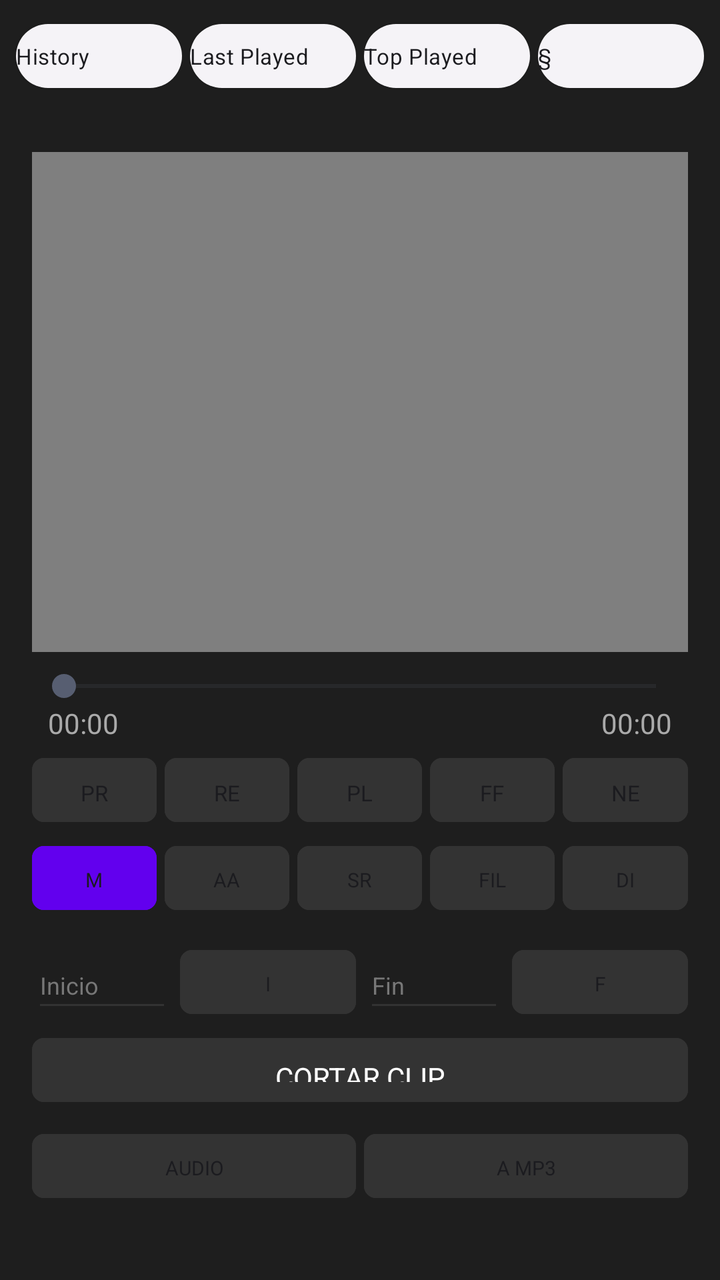
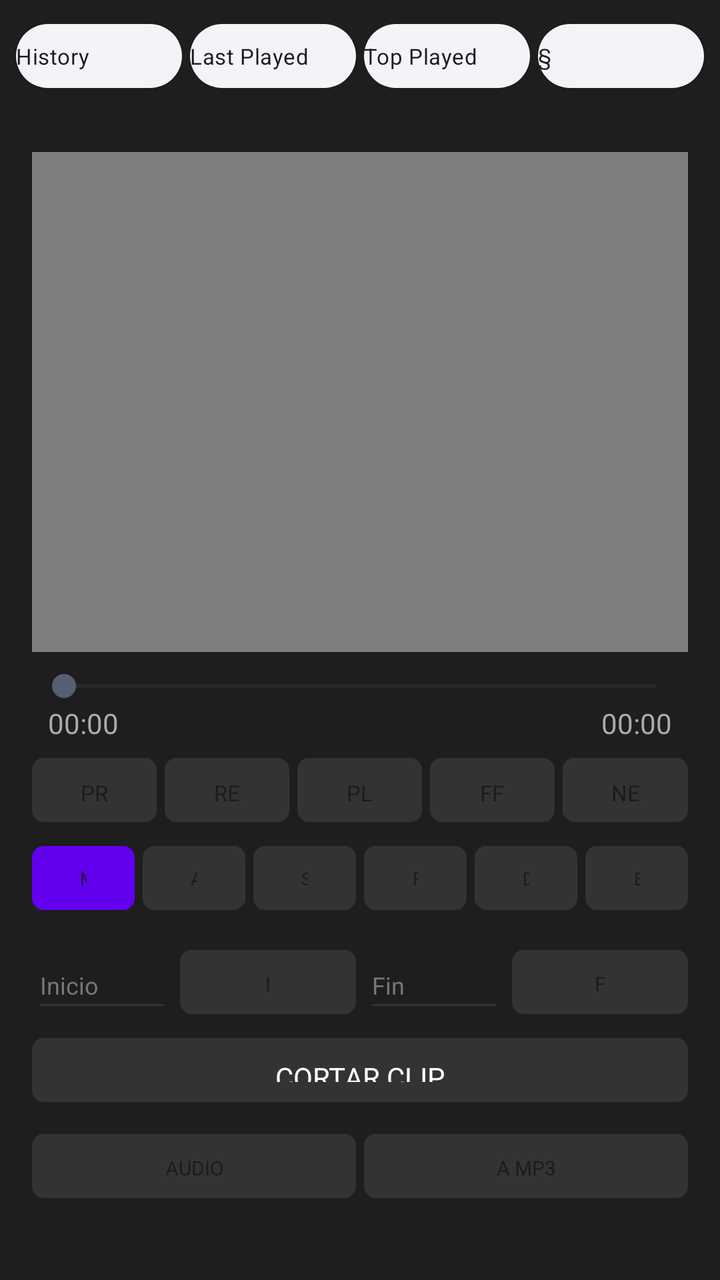

Two renders of the same Android screen: before a commit and after it. Below are the layout's source before the change and the commit's diff.
<!-- AndroidManifest.xml: application theme Theme.RetroMusic.MD3 -->
<!-- res/layout/home_content.xml -->
<?xml version="1.0" encoding="utf-8"?>
<LinearLayout xmlns:android="http://schemas.android.com/apk/res/android"
    android:layout_width="match_parent"
    android:layout_height="match_parent"
    android:orientation="vertical"
    android:background="#1E1E1E"
    android:focusable="true"
    android:focusableInTouchMode="true">

    <include
        android:id="@+id/abs_playlists"
        layout="@layout/abs_playlists" />

    <LinearLayout
        android:layout_width="match_parent"
        android:layout_height="wrap_content"
        android:orientation="vertical"
        android:padding="16dp">

        <FrameLayout
            android:id="@+id/videoContainer"
            android:layout_width="match_parent"
            android:layout_height="250dp"
            android:background="#000000">

            <VideoView
                android:id="@+id/videoPlayer"
                android:layout_width="match_parent"
                android:layout_height="match_parent"
                android:layout_gravity="center" />

            <TextView
                android:id="@+id/tvSubtitleOverlay"
                android:layout_width="match_parent"
                android:layout_height="wrap_content"
                android:layout_gravity="bottom|center_horizontal"
                android:gravity="center"
                android:padding="16dp"
                android:textColor="#FFFFFF"
                android:textSize="18sp" />
        </FrameLayout>

        <SeekBar
            android:id="@+id/videoSeekBar"
            android:layout_width="match_parent"
            android:layout_height="wrap_content"
            android:layout_marginTop="8dp" />

        <LinearLayout
            android:layout_width="match_parent"
            android:layout_height="wrap_content"
            android:orientation="horizontal"
            android:paddingHorizontal="8dp">
            <TextView android:id="@+id/tvCurrentTime" android:layout_width="wrap_content" android:layout_height="wrap_content" android:text="00:00" android:textColor="#AAAAAA" />
            <Space android:layout_width="0dp" android:layout_height="wrap_content" android:layout_weight="1" />
            <TextView android:id="@+id/tvTotalTime" android:layout_width="wrap_content" android:layout_height="wrap_content" android:text="00:00" android:textColor="#AAAAAA" />
        </LinearLayout>

        
        <LinearLayout
            android:layout_width="match_parent"
            android:layout_height="wrap_content"
            android:orientation="horizontal"
            android:weightSum="5"
            android:layout_marginTop="4dp"> 
            <Button android:id="@+id/btnPrevVideo" android:layout_width="0dp" android:layout_height="40dp" android:layout_weight="1" android:layout_marginEnd="2dp" android:backgroundTint="#333333" android:text="PREV" android:textSize="11sp" />
            <Button android:id="@+id/btnRewindTime" android:layout_width="0dp" android:layout_height="40dp" android:layout_weight="1" android:layout_marginHorizontal="2dp" android:backgroundTint="#333333" android:text="REW" android:textSize="11sp" />
            <Button android:id="@+id/btnPlayPause" android:layout_width="0dp" android:layout_height="40dp" android:layout_weight="1" android:layout_marginHorizontal="2dp" android:backgroundTint="#333333" android:text="PLAY" android:textSize="11sp" />
            <Button android:id="@+id/btnForwardTime" android:layout_width="0dp" android:layout_height="40dp" android:layout_weight="1" android:layout_marginHorizontal="2dp" android:backgroundTint="#333333" android:text="FF" android:textSize="11sp" />
            <Button android:id="@+id/btnNextVideo" android:layout_width="0dp" android:layout_height="40dp" android:layout_weight="1" android:layout_marginStart="2dp" android:backgroundTint="#333333" android:text="NEXT" android:textSize="11sp" />
        </LinearLayout>

        <LinearLayout
            android:layout_width="match_parent"
            android:layout_height="wrap_content"
            android:orientation="horizontal"
            android:weightSum="5"
            android:layout_marginTop="4dp"> 
            <Button android:id="@+id/btnMixVideo" android:layout_width="0dp" android:layout_height="40dp" android:layout_weight="1" android:layout_marginEnd="2dp" android:backgroundTint="#6200EE" android:text="MKV" android:textSize="10sp" />
            <Button android:id="@+id/btnFullscreen" android:layout_width="0dp" android:layout_height="40dp" android:layout_weight="1" android:layout_marginHorizontal="2dp" android:backgroundTint="#333333" android:text="AAC" android:textSize="10sp" />
            <Button android:id="@+id/btnLoadSubtitles" android:layout_width="0dp" android:layout_height="40dp" android:layout_weight="1" android:layout_marginHorizontal="2dp" android:backgroundTint="#333333" android:text="SRT" android:textSize="10sp" />
            <Button android:id="@+id/btnOpenFile" android:layout_width="0dp" android:layout_height="40dp" android:layout_weight="1" android:layout_marginHorizontal="2dp" android:backgroundTint="#333333" android:text="FILE" android:textSize="10sp" />
            <Button android:id="@+id/btnChooseFolder" android:layout_width="0dp" android:layout_height="40dp" android:layout_weight="1" android:layout_marginStart="2dp" android:backgroundTint="#333333" android:text="DIR" android:textSize="10sp" />
        </LinearLayout>

        
        <LinearLayout
            android:layout_width="match_parent"
            android:layout_height="wrap_content"
            android:orientation="horizontal"
            android:layout_marginTop="12dp"
            android:gravity="center_vertical">
            <EditText android:id="@+id/etStartTime" android:layout_width="0dp" android:layout_weight="1" android:layout_height="40dp" android:hint="Inicio" android:textColor="#FFFFFF" android:textColorHint="#777777" android:textSize="12sp" android:inputType="text" android:backgroundTint="#333333" />
            <Button android:id="@+id/btnSetStart" android:layout_width="wrap_content" android:layout_height="40dp" android:backgroundTint="#333333" android:text="I" android:textSize="10sp" android:layout_marginHorizontal="4dp" />
            <EditText android:id="@+id/etEndTime" android:layout_width="0dp" android:layout_weight="1" android:layout_height="40dp" android:hint="Fin" android:textColor="#FFFFFF" android:textColorHint="#777777" android:textSize="12sp" android:inputType="text" android:backgroundTint="#333333" />
            <Button android:id="@+id/btnSetEnd" android:layout_width="wrap_content" android:layout_height="40dp" android:backgroundTint="#333333" android:text="F" android:textSize="10sp" android:layout_marginStart="4dp" />
        </LinearLayout>
        <Button android:id="@+id/btnSplit" android:layout_width="match_parent" android:layout_height="40dp" android:backgroundTint="#333333" android:text="CORTAR CLIP" android:textColor="#FFFFFF" android:layout_marginTop="4dp" />

        
        <LinearLayout
            android:layout_width="match_parent"
            android:layout_height="wrap_content"
            android:orientation="horizontal"
            android:layout_marginTop="8dp">
            <Button android:id="@+id/btnSelectAudio" android:layout_width="0dp" android:layout_weight="1" android:layout_height="40dp" android:backgroundTint="#333333" android:text="AUDIO" android:textSize="10sp" android:layout_marginEnd="4dp" />
            <Button android:id="@+id/btnConvert" android:layout_width="0dp" android:layout_weight="1" android:layout_height="40dp" android:backgroundTint="#333333" android:text="A MP3" android:textSize="10sp" />
        </LinearLayout>

        <androidx.recyclerview.widget.RecyclerView
            android:id="@+id/rvDownloads"
            android:layout_width="match_parent"
            android:layout_height="wrap_content"
            android:layout_marginTop="16dp"
            android:paddingBottom="20dp" />
    </LinearLayout>
</LinearLayout>
<!-- res/layout/abs_playlists.xml (included above) -->
<?xml version="1.0" encoding="utf-8"?>
<androidx.constraintlayout.widget.ConstraintLayout xmlns:android="http://schemas.android.com/apk/res/android"
    xmlns:app="http://schemas.android.com/apk/res-auto"
    android:layout_width="match_parent"
    android:layout_height="wrap_content"
    android:paddingBottom="12dp">

    <com.google.android.material.button.MaterialButton
        android:id="@+id/history"
        style="@style/HomeActionButton"
        android:layout_width="0dp"
        android:layout_height="40dp"
        android:layout_marginStart="8dp"
        android:layout_marginTop="8dp"
        android:layout_marginEnd="4dp"
        android:text="History"
        android:textSize="11sp"
        android:padding="0dp"
        app:iconPadding="0dp"
        app:layout_constraintEnd_toStartOf="@+id/lastAdded"
        app:layout_constraintHorizontal_weight="1"
        app:layout_constraintStart_toStartOf="parent"
        app:layout_constraintTop_toTopOf="parent" />

    <com.google.android.material.button.MaterialButton
        android:id="@+id/lastAdded"
        style="@style/HomeActionButton"
        android:layout_width="0dp"
        android:layout_height="40dp"
        android:layout_marginTop="8dp"
        android:layout_marginEnd="4dp"
        android:text="Last Played"
        android:textSize="11sp"
        android:padding="0dp"
        app:iconPadding="0dp"
        app:layout_constraintEnd_toStartOf="@+id/topPlayed"
        app:layout_constraintHorizontal_weight="1"
        app:layout_constraintStart_toEndOf="@+id/history"
        app:layout_constraintTop_toTopOf="parent" />

    <com.google.android.material.button.MaterialButton
        android:id="@+id/topPlayed"
        style="@style/HomeActionButton"
        android:layout_width="0dp"
        android:layout_height="40dp"
        android:layout_marginTop="8dp"
        android:layout_marginEnd="4dp"
        android:text="Top Played"
        android:textSize="11sp"
        android:padding="0dp"
        app:iconPadding="0dp"
        app:layout_constraintEnd_toStartOf="@+id/actionShuffle"
        app:layout_constraintHorizontal_weight="1"
        app:layout_constraintStart_toEndOf="@+id/lastAdded"
        app:layout_constraintTop_toTopOf="parent" />

    <com.google.android.material.button.MaterialButton
        android:id="@+id/actionShuffle"
        style="@style/HomeActionButton"
        android:layout_width="0dp"
        android:layout_height="40dp"
        android:layout_marginTop="8dp"
        android:layout_marginEnd="8dp"
        android:text="§"
        android:textSize="11sp"
        android:padding="0dp"
        app:iconPadding="0dp"
        app:layout_constraintEnd_toEndOf="parent"
        app:layout_constraintHorizontal_weight="1"
        app:layout_constraintStart_toEndOf="@+id/topPlayed"
        app:layout_constraintTop_toTopOf="parent" />

</androidx.constraintlayout.widget.ConstraintLayout>
<!-- resources referenced by this layout -->
<resources>
  <style name="HomeActionButton" parent="Widget.Material3.Button.ElevatedButton.Icon">
          <item name="android:paddingTop">16dp</item>
          <item name="android:paddingBottom">16dp</item>
          <item name="android:textColor">?attr/colorOnSurface</item>
          <item name="shapeAppearanceOverlay">
              @style/ShapeAppearanceOverlay.Material3.FloatingActionButton
          </item>
          <item name="iconPadding">16dp</item>
          <item name="iconGravity">start</item>
          <item name="android:gravity">start|center_vertical</item>
          <item name="android:textAppearance">@style/TextViewBody2</item>
      </style>
  <style name="Theme.RetroMusic.MD3" parent="@style/Theme.Material3.DayNight.NoActionBar">
          <item name="roundSelector">@drawable/round_selector</item>
          <item name="rectSelector">@drawable/rect_selector</item>
          <item name="materialCardViewStyle">@style/Widget.Material3.CardView.Elevated</item>
          <item name="materialButtonStyle">@style/MaterialButtonTheme</item>
          
          <item name="preferenceTheme">@style/PreferenceThemeOverlay.v14.Material</item>
          <item name="android:textColorAlertDialogListItem">@android:color/white</item>
          
          <item name="android:textColorPrimary">@android:color/white</item>
          <item name="textColorPrimary">@android:color/white</item>
          <item name="android:textColorPrimaryInverse">@android:color/white</item>
  
          <item name="android:textColorSecondary">#B3FFFFFF</item>
          <item name="textColorSecondary">#B3FFFFFF</item>
  
          <item name="colorOnSurface">@android:color/white</item>
          <item name="colorOnSurfaceVariant">#B3FFFFFF</item>
      </style>
  <style name="TextViewBody2" parent="TextAppearance.MaterialComponents.Body2" />
  <!-- drawable round_selector (drawable) -->
  <ripple xmlns:android="http://schemas.android.com/apk/res/android"
      android:color="?android:attr/colorControlHighlight">
  
      <item
          android:id="@android:id/mask"
          android:drawable="@drawable/round_selector_mask" />
  
  </ripple>
  <!-- drawable rect_selector (drawable) -->
  <?xml version="1.0" encoding="utf-8"?>
  <ripple xmlns:android="http://schemas.android.com/apk/res/android"
      android:color="?android:attr/colorControlHighlight">
  
      <item android:id="@android:id/mask">
          <shape>
              <corners android:radius="@dimen/m3_card_corner_radius" />
              <solid android:color="@color/md_green_500" />
          </shape>
      </item>
      <item>
          <selector>
              <item android:state_activated="true">
                  <shape>
                      <corners android:radius="@dimen/m3_card_corner_radius" />
                      <solid android:color="?android:attr/colorControlHighlight" />
                  </shape>
              </item>
          </selector>
      </item>
  </ripple>
  <style name="MaterialButtonTheme" parent="Widget.Material3.Button">
          <item name="cornerRadius">6dp</item>
          <item name="iconGravity">textStart</item>
          <item name="iconTint">?attr/colorControlNormal</item>
          <item name="android:textColor">?android:attr/textColorPrimary</item>
          <item name="android:textAppearance">@style/TextViewNormal</item>
          <item name="android:textAllCaps">false</item>
          <item name="android:paddingTop">@dimen/button_padding_vertical</item>
          <item name="android:paddingBottom">@dimen/button_padding_vertical</item>
      </style>
  <!-- drawable round_selector_mask (drawable) -->
  <?xml version="1.0" encoding="utf-8"?>
  <shape xmlns:android="http://schemas.android.com/apk/res/android"
      android:shape="oval">
      <solid android:color="@android:color/white" />
  </shape>
  <dimen name="m3_card_corner_radius">16dp</dimen>
  <color name="md_green_500">#4CAF50</color>
  <style name="TextViewNormal" parent="">
          <item name="android:textSize">14sp</item>
      </style>
  <dimen name="button_padding_vertical">10dp</dimen>
</resources>

<!-- the commit's change to res/layout/home_content.xml (unified diff, before → after) -->
@@ -56,7 +56,6 @@
             <TextView android:id="@+id/tvTotalTime" android:layout_width="wrap_content" android:layout_height="wrap_content" android:text="00:00" android:textColor="#AAAAAA" />
         </LinearLayout>
 
-        
         <LinearLayout
             android:layout_width="match_parent"
             android:layout_height="wrap_content"
@@ -70,20 +69,21 @@
             <Button android:id="@+id/btnNextVideo" android:layout_width="0dp" android:layout_height="40dp" android:layout_weight="1" android:layout_marginStart="2dp" android:backgroundTint="#333333" android:text="NEXT" android:textSize="11sp" />
         </LinearLayout>
 
+        
         <LinearLayout
             android:layout_width="match_parent"
             android:layout_height="wrap_content"
             android:orientation="horizontal"
-            android:weightSum="5"
+            android:weightSum="6"
             android:layout_marginTop="4dp"> 
-            <Button android:id="@+id/btnMixVideo" android:layout_width="0dp" android:layout_height="40dp" android:layout_weight="1" android:layout_marginEnd="2dp" android:backgroundTint="#6200EE" android:text="MKV" android:textSize="10sp" />
-            <Button android:id="@+id/btnFullscreen" android:layout_width="0dp" android:layout_height="40dp" android:layout_weight="1" android:layout_marginHorizontal="2dp" android:backgroundTint="#333333" android:text="AAC" android:textSize="10sp" />
-            <Button android:id="@+id/btnLoadSubtitles" android:layout_width="0dp" android:layout_height="40dp" android:layout_weight="1" android:layout_marginHorizontal="2dp" android:backgroundTint="#333333" android:text="SRT" android:textSize="10sp" />
-            <Button android:id="@+id/btnOpenFile" android:layout_width="0dp" android:layout_height="40dp" android:layout_weight="1" android:layout_marginHorizontal="2dp" android:backgroundTint="#333333" android:text="FILE" android:textSize="10sp" />
-            <Button android:id="@+id/btnChooseFolder" android:layout_width="0dp" android:layout_height="40dp" android:layout_weight="1" android:layout_marginStart="2dp" android:backgroundTint="#333333" android:text="DIR" android:textSize="10sp" />
+            <Button android:id="@+id/btnMixVideo" android:layout_width="0dp" android:layout_height="40dp" android:layout_weight="1" android:layout_marginEnd="2dp" android:backgroundTint="#6200EE" android:text="MKV" android:textSize="9sp" />
+            <Button android:id="@+id/btnFullscreen" android:layout_width="0dp" android:layout_height="40dp" android:layout_weight="1" android:layout_marginHorizontal="2dp" android:backgroundTint="#333333" android:text="AAC" android:textSize="9sp" />
+            <Button android:id="@+id/btnLoadSubtitles" android:layout_width="0dp" android:layout_height="40dp" android:layout_weight="1" android:layout_marginHorizontal="2dp" android:backgroundTint="#333333" android:text="SRT" android:textSize="9sp" />
+            <Button android:id="@+id/btnOpenFile" android:layout_width="0dp" android:layout_height="40dp" android:layout_weight="1" android:layout_marginHorizontal="2dp" android:backgroundTint="#333333" android:text="FILE" android:textSize="9sp" />
+            <Button android:id="@+id/btnChooseFolder" android:layout_width="0dp" android:layout_height="40dp" android:layout_weight="1" android:layout_marginHorizontal="2dp" android:backgroundTint="#333333" android:text="DIR" android:textSize="9sp" />
+            <Button android:id="@+id/btnBurn" android:layout_width="0dp" android:layout_height="40dp" android:layout_weight="1" android:layout_marginStart="2dp" android:backgroundTint="#333333" android:text="BURN" android:textSize="9sp" />
         </LinearLayout>
 
-        
         <LinearLayout
             android:layout_width="match_parent"
             android:layout_height="wrap_content"
@@ -95,9 +95,9 @@
             <EditText android:id="@+id/etEndTime" android:layout_width="0dp" android:layout_weight="1" android:layout_height="40dp" android:hint="Fin" android:textColor="#FFFFFF" android:textColorHint="#777777" android:textSize="12sp" android:inputType="text" android:backgroundTint="#333333" />
             <Button android:id="@+id/btnSetEnd" android:layout_width="wrap_content" android:layout_height="40dp" android:backgroundTint="#333333" android:text="F" android:textSize="10sp" android:layout_marginStart="4dp" />
         </LinearLayout>
+        
         <Button android:id="@+id/btnSplit" android:layout_width="match_parent" android:layout_height="40dp" android:backgroundTint="#333333" android:text="CORTAR CLIP" android:textColor="#FFFFFF" android:layout_marginTop="4dp" />
 
-        
         <LinearLayout
             android:layout_width="match_parent"
             android:layout_height="wrap_content"
